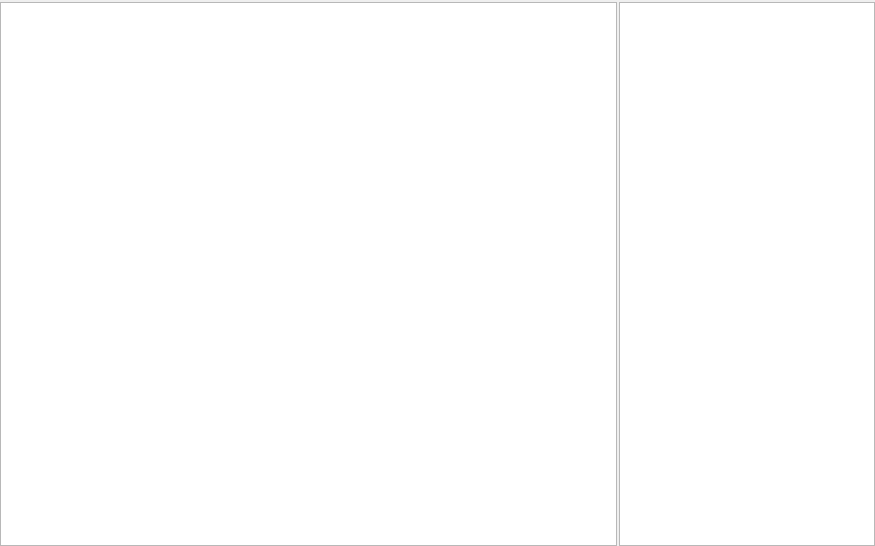
Old version of the form journalwidget.ui in the repository vlarry/configurator.
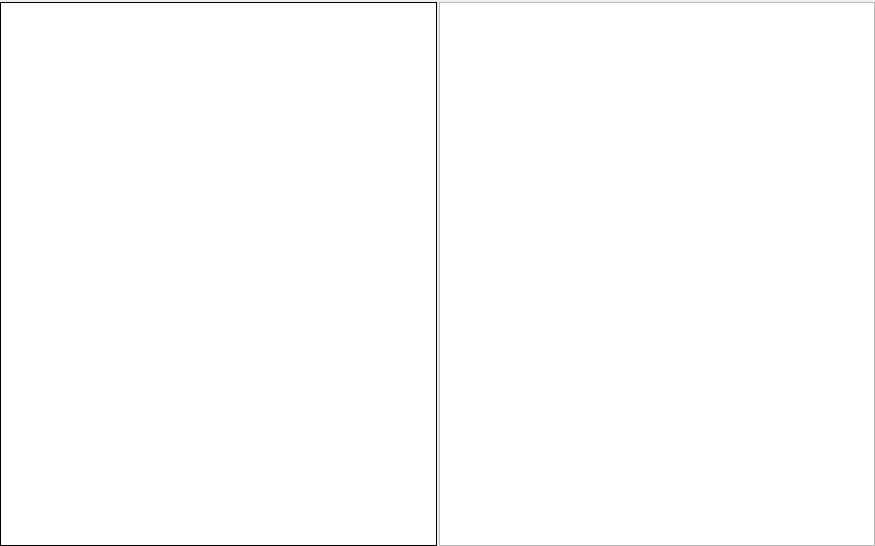
New version of the form. Custom widgets are drawn as their Qt base class.

Commit message: Реализация чтения из базы параметров настроек защит; Наследование класса CJournalTable от QTableWidget для добавления интерфейсов журналов; Декларирование своих типов для работы с журналами.

What changed in the file:
```diff
--- a/journalwidget.ui
+++ b/journalwidget.ui
@@ -43,16 +43,41 @@
       <number>2</number>
      </property>
      <item>
-      <widget class="QTableWidget" name="tableWidgetJournal"/>
+      <widget class="CJournalTable" name="tableWidgetJournal">
+       <property name="minimumSize">
+        <size>
+         <width>0</width>
+         <height>0</height>
+        </size>
+       </property>
+       <property name="maximumSize">
+        <size>
+         <width>16777215</width>
+         <height>16777215</height>
+        </size>
+       </property>
+       <property name="frameShape">
+        <enum>QFrame::Box</enum>
+       </property>
+       <property name="frameShadow">
+        <enum>QFrame::Plain</enum>
+       </property>
+      </widget>
      </item>
      <item>
       <widget class="QTextEdit" name="textEditPropertyJournal">
        <property name="sizePolicy">
-        <sizepolicy hsizetype="Minimum" vsizetype="Expanding">
+        <sizepolicy hsizetype="Expanding" vsizetype="Expanding">
          <horstretch>0</horstretch>
          <verstretch>0</verstretch>
         </sizepolicy>
        </property>
+       <property name="undoRedoEnabled">
+        <bool>false</bool>
+       </property>
+       <property name="readOnly">
+        <bool>true</bool>
+       </property>
       </widget>
      </item>
     </layout>
@@ -66,6 +91,11 @@
    <header>cheaderjournal.h</header>
    <container>1</container>
   </customwidget>
+  <customwidget>
+   <class>CJournalTable</class>
+   <extends>QTableWidget</extends>
+   <header>cjournaltable.h</header>
+  </customwidget>
  </customwidgets>
  <resources/>
  <connections/>
```
The commit also changes 8 other files.
